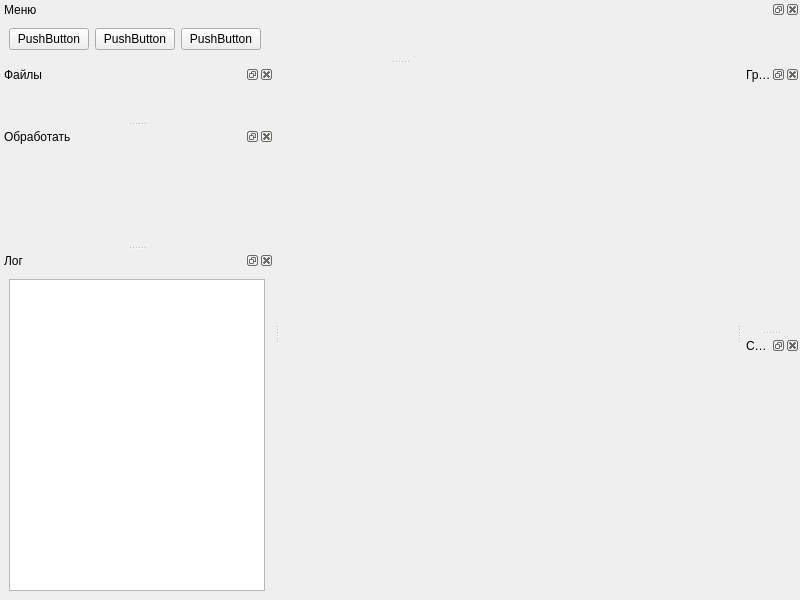
Dm1stry/pyNMR_Processing, file mainwindow.ui: the form before one commit.
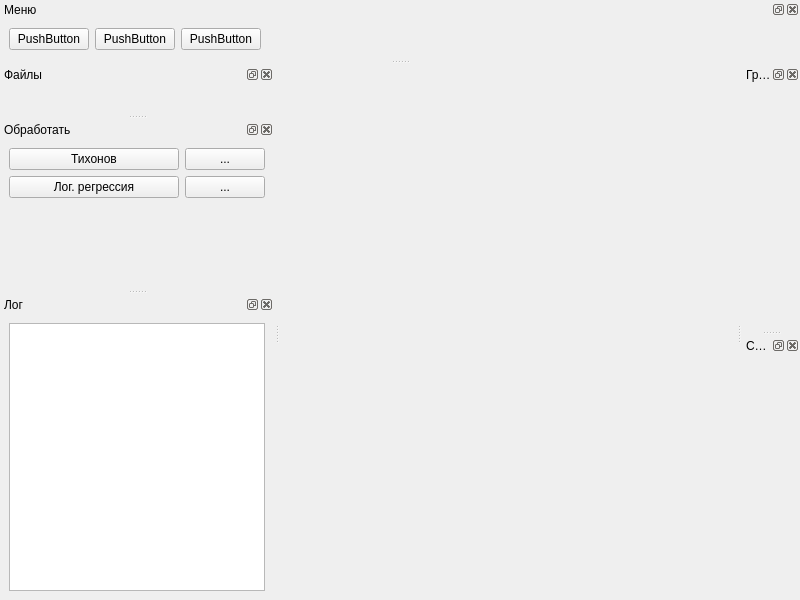
The form after the commit.

The edit to the form file:
```diff
--- a/mainwindow.ui
+++ b/mainwindow.ui
@@ -41,7 +41,60 @@
    <widget class="QWidget" name="dockWidgetContents_4">
     <layout class="QVBoxLayout" name="verticalLayout_5">
      <item>
-      <layout class="QVBoxLayout" name="process_layout"/>
+      <layout class="QGridLayout" name="gridLayout_2">
+       <item row="0" column="1">
+        <widget class="QPushButton" name="tikhonov_params_button">
+         <property name="sizePolicy">
+          <sizepolicy hsizetype="Maximum" vsizetype="Fixed">
+           <horstretch>0</horstretch>
+           <verstretch>0</verstretch>
+          </sizepolicy>
+         </property>
+         <property name="text">
+          <string>...</string>
+         </property>
+        </widget>
+       </item>
+       <item row="0" column="0">
+        <widget class="QPushButton" name="tikhonov_button">
+         <property name="sizePolicy">
+          <sizepolicy hsizetype="MinimumExpanding" vsizetype="Fixed">
+           <horstretch>0</horstretch>
+           <verstretch>0</verstretch>
+          </sizepolicy>
+         </property>
+         <property name="text">
+          <string>Тихонов</string>
+         </property>
+        </widget>
+       </item>
+       <item row="1" column="0">
+        <widget class="QPushButton" name="log_reg_button">
+         <property name="sizePolicy">
+          <sizepolicy hsizetype="MinimumExpanding" vsizetype="Fixed">
+           <horstretch>0</horstretch>
+           <verstretch>0</verstretch>
+          </sizepolicy>
+         </property>
+         <property name="text">
+          <string>Лог. регрессия</string>
+         </property>
+        </widget>
+       </item>
+       <item row="1" column="1">
+        <widget class="QPushButton" name="log_reg_params_button">
+         <property name="sizePolicy">
+          <sizepolicy hsizetype="Maximum" vsizetype="Fixed">
+           <horstretch>0</horstretch>
+           <verstretch>0</verstretch>
+          </sizepolicy>
+         </property>
+         <property name="text">
+          <string>...</string>
+         </property>
+        </widget>
+       </item>
+      </layout>
      </item>
      <item>
       <spacer name="verticalSpacer">
```
